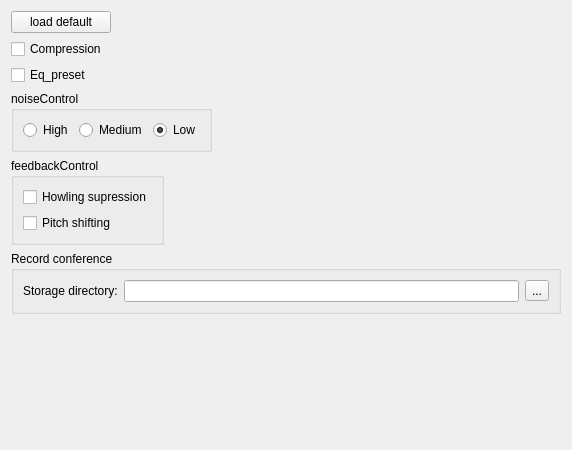
Before: the Qt Designer form ServerGui/sound_user_mode.ui in akru/conference-speaker-server, drawn with Qt 5.
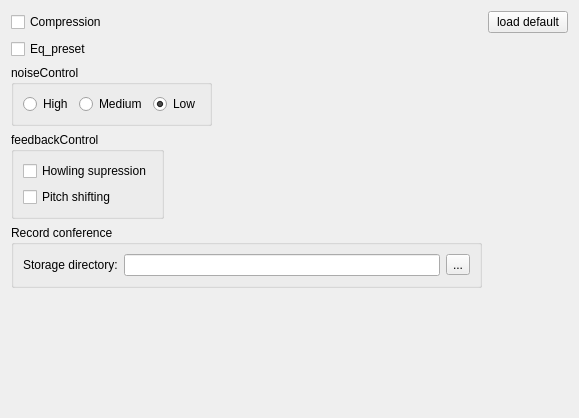
After: the same form once the commit is applied.

Commit message: Very little UI fix (button place change).

The edit to the form file:
```diff
--- a/ServerGui/sound_user_mode.ui
+++ b/ServerGui/sound_user_mode.ui
@@ -6,22 +6,22 @@
    <rect>
     <x>0</x>
     <y>0</y>
-    <width>572</width>
-    <height>450</height>
+    <width>579</width>
+    <height>418</height>
    </rect>
   </property>
   <property name="windowTitle">
    <string>Form</string>
   </property>
   <layout class="QGridLayout" name="gridLayout">
-   <item row="4" column="0">
+   <item row="5" column="0">
     <widget class="QCheckBox" name="eqPresetBox">
      <property name="text">
       <string>Eq_preset</string>
      </property>
     </widget>
    </item>
-   <item row="9" column="0">
+   <item row="11" column="0">
     <widget class="QGroupBox" name="recordBox">
      <property name="title">
       <string>Record conference</string>
@@ -47,7 +47,7 @@
      </layout>
     </widget>
    </item>
-   <item row="5" column="0" alignment="Qt::AlignLeft|Qt::AlignTop">
+   <item row="6" column="0" alignment="Qt::AlignLeft|Qt::AlignTop">
     <widget class="QGroupBox" name="noiseControlBox">
      <property name="title">
       <string>noiseControl</string>
@@ -83,7 +83,7 @@
      </layout>
     </widget>
    </item>
-   <item row="11" column="0">
+   <item row="13" column="0">
     <spacer name="verticalSpacer">
      <property name="orientation">
       <enum>Qt::Vertical</enum>
@@ -103,7 +103,7 @@
      </property>
     </widget>
    </item>
-   <item row="6" column="0" alignment="Qt::AlignLeft|Qt::AlignTop">
+   <item row="7" column="0" alignment="Qt::AlignLeft|Qt::AlignTop">
     <widget class="QGroupBox" name="feedbackControlBox">
      <property name="title">
       <string>feedbackControl</string>
@@ -126,7 +126,7 @@
      </layout>
     </widget>
    </item>
-   <item row="1" column="0">
+   <item row="2" column="1">
     <widget class="QPushButton" name="loadDefaultSettings">
      <property name="maximumSize">
       <size>
```
